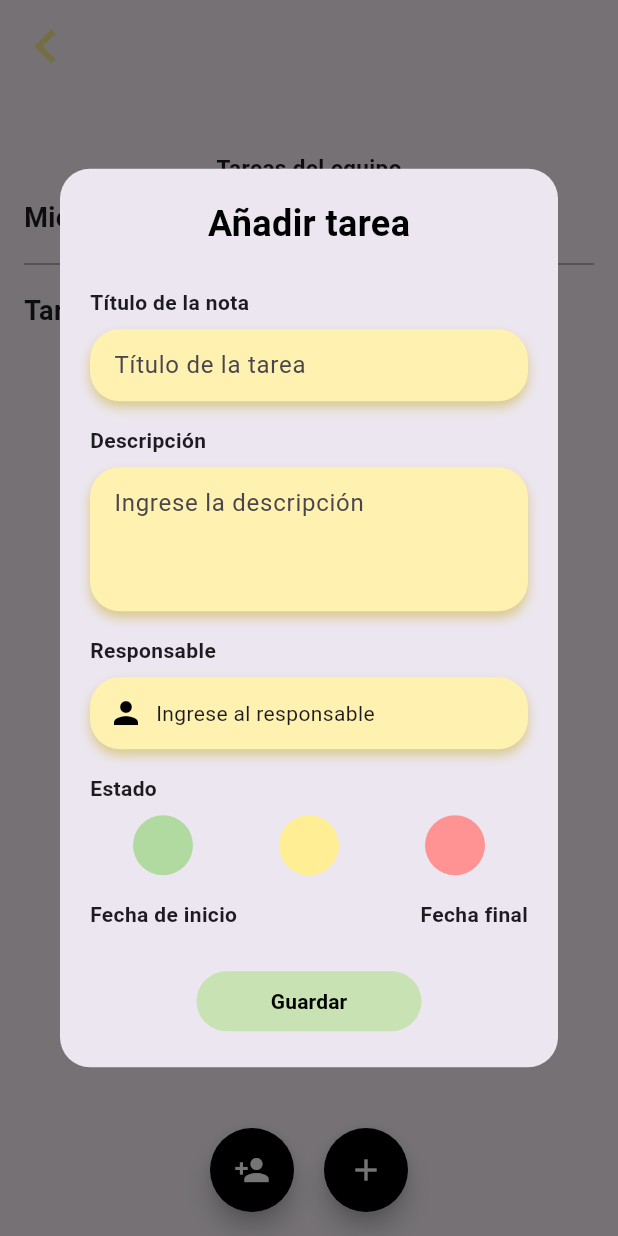
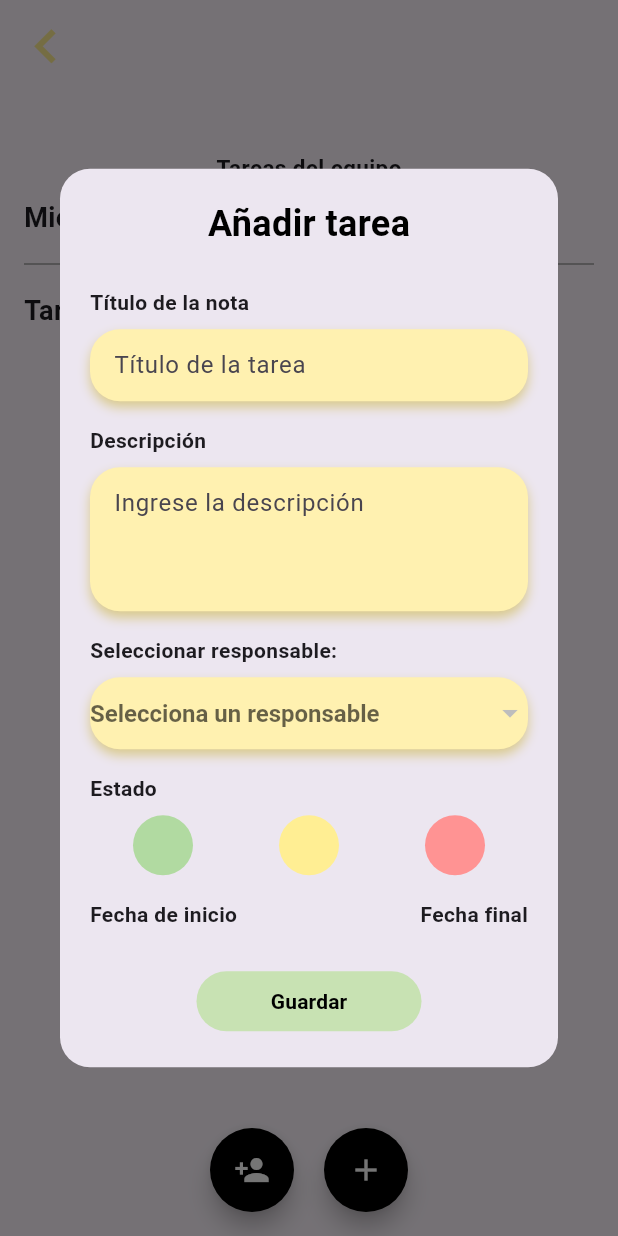
Before and after one commit to VictorM4nu31/trello_app, a Flutter app: the AddTaskScreen screen opened directly with empty values, after a tap on the "add" icon, on a phone screen of 412 x 824 dp. Run offline on Flutter 3.47's test engine with Material 3 defaults, Android fonts, the phone set to English and light mode, and no system bars; our stand-ins replace cloud_firestore, firebase_auth, firebase_core, firebase_storage, google_sign_in, image_picker and 1 more; accounts and stored records are empty.

Commit message:
0.07 corrección de seleccionar color y miembros add_task_screen

```diff
--- a/lib/ui/screens/add_task_screen.dart
+++ b/lib/ui/screens/add_task_screen.dart
@@ -26,6 +26,8 @@ class AddTaskScreenState extends State<AddTaskScreen> {
   List<Map<String, dynamic>> searchResults =
       []; // Lista para almacenar resultados de búsqueda
   bool isSearching = false; // Bandera para indicar si se está buscando
+
+  String? selectedResponsible;
 
   @override
   void initState() {
@@ -190,31 +192,54 @@ class AddTaskScreenState extends State<AddTaskScreen> {
 
                 // Responsable
                 const Text(
-                  'Responsable',
+                  'Seleccionar responsable:',
                   style: TextStyle(fontWeight: FontWeight.bold),
                 ),
                 const SizedBox(height: 8),
                 Container(
-                  padding: const EdgeInsets.all(12.0), // Padding interno
                   decoration: BoxDecoration(
-                    color: const Color(
-                        0xFFFFF1B0), // Color de fondo amarillo claro
-                    borderRadius: BorderRadius.circular(20.0),
+                    color: const Color(0xFFFFF1B0), // Color de fondo amarillo claro
+                    borderRadius: BorderRadius.circular(20.0), // Bordes redondeados
                     boxShadow: [
                       BoxShadow(
-                        color: const Color(0xFFC7AE2B)
-                            .withOpacity(0.5), // Sombra dorada
+                        color: const Color(0xFFC7AE2B).withOpacity(0.5), // Sombra dorada
                         blurRadius: 6,
                         offset: const Offset(0, 4),
                       ),
                     ],
                   ),
-                  child: const Row(
-                    children: [
-                      Icon(Icons.person, color: Colors.black),
-                      SizedBox(width: 8),
-                      Text('Ingrese al responsable')
-                    ],
+                  child: DropdownButton<String>(
+                    value: selectedResponsible,
+                    hint: const Text('Selecciona un responsable'),
+                    onChanged: (String? newValue) {
+                      setState(() {
+                        selectedResponsible = newValue;
+                      });
+                    },
+                    items: teamMembers.map<DropdownMenuItem<String>>((member) {
+                      return DropdownMenuItem<String>(
+                        value: member['id'],
+                        child: Text(
+                          member['name'],
+                          style: const TextStyle(
+                            fontSize: 16,
+                            fontWeight: FontWeight.bold,
+                            color: Colors.black,
+                          ),
+                        ),
+                      );
+                    }).toList(),
+                    style: const TextStyle(
+                      fontSize: 16,
+                      fontWeight: FontWeight.bold,
+                      color: Colors.black,
+                    ),
+                    dropdownColor: Colors.white,
+                    underline: Container(
+                      height: 2,
+                      color: Colors.transparent, // Sin subrayado visible
+                    ),
+                    isExpanded: true, // Para que ocupe todo el ancho del contenedor
                   ),
                 ),
                 const SizedBox(height: 16),
@@ -336,6 +361,7 @@ class AddTaskScreenState extends State<AddTaskScreen> {
                                 'userId': user.uid,
                                 'statusColor': selectedColor?.value ??
                                     Colors.transparent.value,
+                                'responsibleId': selectedResponsible,
                               });
                               setState(() {
                                 tasks.add({
@@ -568,10 +594,12 @@ class AddTaskScreenState extends State<AddTaskScreen> {
 
   void _addMemberToTeam(String userId) async {
     try {
-      await _firestore.collection('teams').doc(widget.team['id']).update({
-        'members': FieldValue.arrayUnion([userId])
-      });
-      _fetchTeamMembers(); // Actualizar lista de miembros
+      if (!selectedMembers.contains(userId)) {
+        await _firestore.collection('teams').doc(widget.team['id']).update({
+          'members': FieldValue.arrayUnion([userId])
+        });
+        _fetchTeamMembers(); // Actualizar lista de miembros
+      }
     } catch (e) {
       logger.e('Error adding member to team: $e');
     }
```
